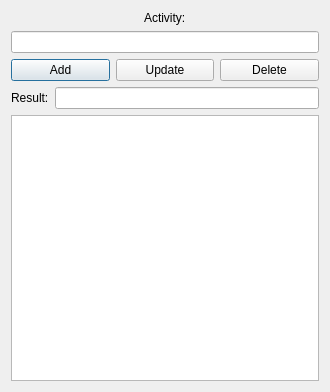
Old version of the form UI_RAW/Activities.ui in the repository GreenBeanio/Kimberly-s-Delicious-Dozen-Tracker.
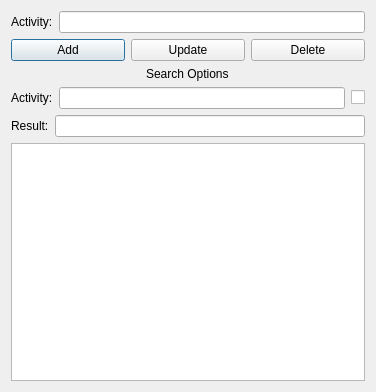
New version of the form.

Diff of the .ui file:
```diff
--- a/UI_RAW/Activities.ui
+++ b/UI_RAW/Activities.ui
@@ -6,7 +6,7 @@
    <rect>
     <x>0</x>
     <y>0</y>
-    <width>330</width>
+    <width>376</width>
     <height>392</height>
    </rect>
   </property>
@@ -17,8 +17,8 @@
    <item row="0" column="0">
     <layout class="QVBoxLayout" name="MainLayout" stretch="0,0,3">
      <item>
-      <layout class="QVBoxLayout" name="ActivityLayout" stretch="0,0">
-       <item alignment="Qt::AlignHCenter">
+      <layout class="QHBoxLayout" name="ActivityLayout">
+       <item>
         <widget class="QLabel" name="ActivityLabel">
          <property name="text">
           <string>Activity:</string>
@@ -63,6 +63,38 @@
          </item>
         </layout>
        </item>
+       <item>
+        <layout class="QVBoxLayout" name="SearchSection">
+         <item alignment="Qt::AlignHCenter">
+          <widget class="QLabel" name="SearchSectionLabel">
+           <property name="text">
+            <string>Search Options</string>
+           </property>
+          </widget>
+         </item>
+         <item>
+          <layout class="QHBoxLayout" name="SearchLayout">
+           <item>
+            <widget class="QLabel" name="SearchLabel">
+             <property name="text">
+              <string>Activity:</string>
+             </property>
+            </widget>
+           </item>
+           <item>
+            <widget class="QLineEdit" name="SearchText"/>
+           </item>
+           <item>
+            <widget class="QCheckBox" name="EnableSearch">
+             <property name="text">
+              <string/>
+             </property>
+            </widget>
+           </item>
+          </layout>
+         </item>
+        </layout>
+       </item>
        <item>
         <layout class="QHBoxLayout" name="ResultLayout">
          <item>
```
Left out of the diff: 1 changed line with no effect on the pictures.
